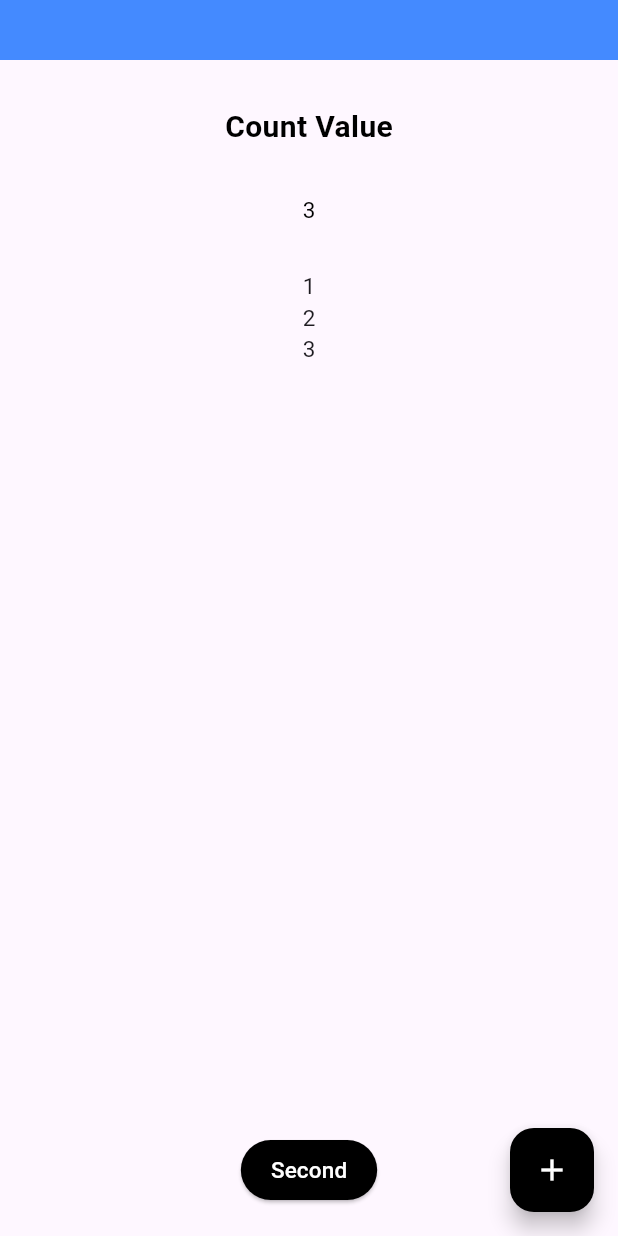
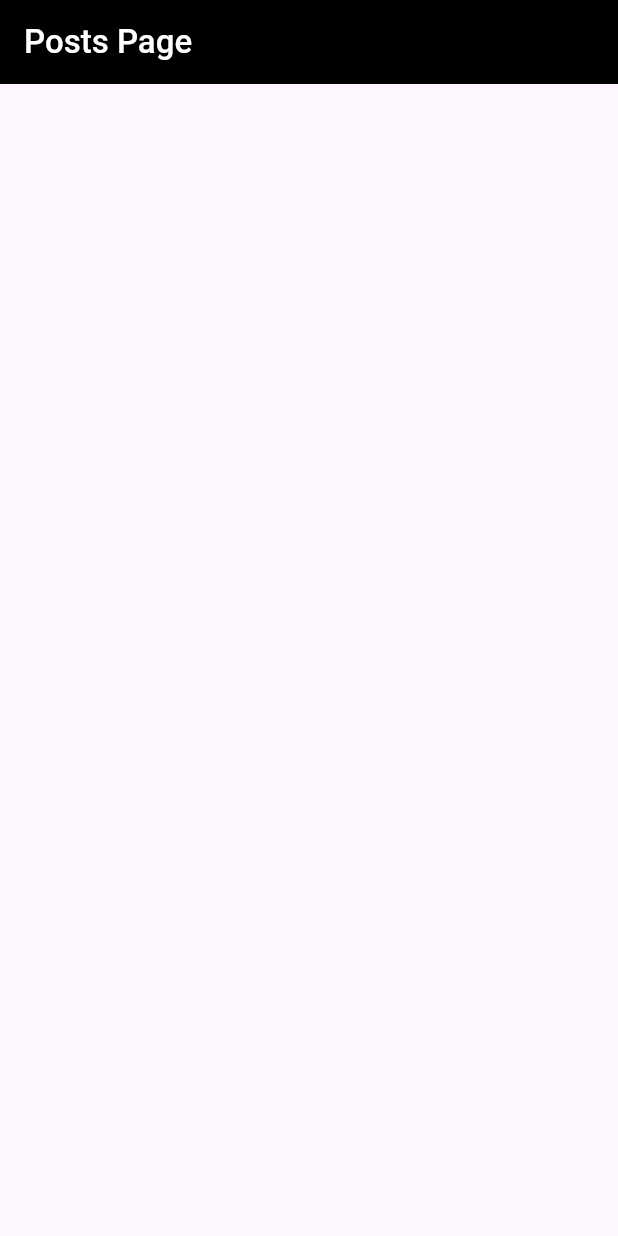
Before and after one commit to sai1505/dartPractice, a Flutter app: the screen it shows after launch, on a phone screen of 412 x 824 dp. Run offline on Flutter 3.47's test engine with Material 3 defaults, Android fonts, the phone set to English and light mode, and no system bars; our stand-ins replace bloc.

Commit message:
Setting Up the Bloc State Management.

```diff
--- a/lib/Widgets/home.dart
+++ /dev/null
@@ -1,103 +0,0 @@
-import 'package:flutter/material.dart';
-import 'package:provider/provider.dart';
-import 'package:sample/Widgets/list_provider.dart';
-import 'package:sample/Widgets/second.dart';
-
-class Home extends StatefulWidget {
-  const Home({super.key});
-
-  @override
-  State<Home> createState() => _HomeState();
-}
-
-class _HomeState extends State<Home> {
-  @override
-  Widget build(BuildContext context) {
-    return Consumer<NumbersListProvider>(
-      builder: (context, numberProviderModel, child) => Scaffold(
-        floatingActionButton: FloatingActionButton(
-          onPressed: () {
-            numberProviderModel.add();
-          },
-          backgroundColor: Colors.black,
-          child: Icon(
-            Icons.add,
-            color: Colors.white,
-          ),
-        ),
-        appBar: AppBar(
-          backgroundColor: Colors.blueAccent,
-          toolbarHeight: 40,
-        ),
-        body: Center(
-          child: Column(
-            mainAxisSize: MainAxisSize.min,
-            children: [
-              SizedBox(
-                height: 30,
-              ),
-              Text(
-                "Count Value",
-                style: TextStyle(
-                  fontSize: 20,
-                  color: Colors.black,
-                  fontWeight: FontWeight.w700,
-                ),
-              ),
-              SizedBox(
-                height: 30,
-              ),
-              Text(
-                numberProviderModel.numbers.last.toString(),
-                style: TextStyle(fontSize: 15, color: Colors.black),
-              ),
-              SizedBox(
-                height: 30,
-              ),
-              Expanded(
-                child: ListView.builder(
-                  itemCount: numberProviderModel.numbers.length,
-                  itemBuilder: (context, index) {
-                    return Center(
-                      child: Text(
-                        numberProviderModel.numbers[index].toString(),
-                        style: TextStyle(fontSize: 15),
-                      ),
-                    );
-                  },
-                ),
-              ),
-              SizedBox(
-                height: 10,
-              ),
-              Padding(
-                padding: EdgeInsetsGeometry.only(bottom: 20),
-                child: ElevatedButton(
-                  style: ButtonStyle(
-                    backgroundColor: WidgetStatePropertyAll(Colors.black),
-                    padding: WidgetStatePropertyAll(
-                      EdgeInsets.symmetric(horizontal: 20),
-                    ),
-                  ),
-                  onPressed: () => {
-                    Navigator.push(
-                      context,
-                      MaterialPageRoute(builder: (context) => Second()),
-                    ),
-                  },
-                  child: Text(
-                    "Second",
-                    style: TextStyle(
-                      color: Colors.white,
-                      fontSize: 15,
-                    ),
-                  ),
-                ),
-              ),
-            ],
-          ),
-        ),
-      ),
-    );
-  }
-}
--- a/lib/Widgets/list_provider.dart
+++ /dev/null
@@ -1,10 +0,0 @@
-import 'package:flutter/material.dart';
-
-class NumbersListProvider extends ChangeNotifier {
-  List<int> numbers = [1, 2, 3];
-  void add() {
-    int last = numbers.last;
-    numbers.add(last + 1);
-    notifyListeners();
-  }
-}
--- /dev/null
+++ b/lib/features/posts/bloc/posts_bloc.dart
@@ -0,0 +1,13 @@
+import 'package:bloc/bloc.dart';
+import 'package:meta/meta.dart';
+
+part 'posts_event.dart';
+part 'posts_state.dart';
+
+class PostsBloc extends Bloc<PostsEvent, PostsState> {
+  PostsBloc() : super(PostsInitial()) {
+    on<PostsEvent>((event, emit) {
+      // TODO: implement event handler
+    });
+  }
+}
--- /dev/null
+++ b/lib/features/posts/bloc/posts_event.dart
@@ -0,0 +1,4 @@
+part of 'posts_bloc.dart';
+
+@immutable
+sealed class PostsEvent {}
--- /dev/null
+++ b/lib/features/posts/bloc/posts_state.dart
@@ -0,0 +1,6 @@
+part of 'posts_bloc.dart';
+
+@immutable
+sealed class PostsState {}
+
+final class PostsInitial extends PostsState {}
--- /dev/null
+++ b/lib/features/posts/ui/posts_page.dart
@@ -0,0 +1,23 @@
+import 'package:flutter/material.dart';
+
+class PostsPage extends StatefulWidget {
+  const PostsPage({super.key});
+
+  @override
+  State<PostsPage> createState() => _PostsPageState();
+}
+
+class _PostsPageState extends State<PostsPage> {
+  @override
+  Widget build(BuildContext context) {
+    return Scaffold(
+      appBar: AppBar(
+        title: Text(
+          "Posts Page",
+          style: TextStyle(color: Colors.white, fontWeight: FontWeight.w500),
+        ),
+        backgroundColor: Colors.black,
+      ),
+    );
+  }
+}
--- a/lib/main.dart
+++ b/lib/main.dart
@@ -1,7 +1,5 @@
 import 'package:flutter/material.dart';
-import 'package:provider/provider.dart';
-import 'package:sample/Widgets/home.dart';
-import 'package:sample/Widgets/list_provider.dart';
+import 'package:sample/features/posts/ui/posts_page.dart';
 
 void main() {
   runApp(MyApp());
@@ -12,13 +10,6 @@ class MyApp extends StatelessWidget {
 
   @override
   Widget build(BuildContext context) {
-    return MultiProvider(
-      providers: [
-        ChangeNotifierProvider(create: (context) => NumbersListProvider()),
-      ],
-      child: MaterialApp(
-        home: Home(),
-      ),
-    );
+    return MaterialApp(debugShowCheckedModeBanner: false, home: PostsPage());
   }
 }
--- a/pubspec.yaml
+++ b/pubspec.yaml
@@ -31,6 +31,9 @@ dependencies:
   flutter:
     sdk: flutter
   provider: ^6.1.5+1
+  bloc: ^9.1.0
+  flutter_bloc: ^9.1.1
+  http: ^1.5.0
 
   flutter_svg: ^2.1.1
   vector_graphics: ^1.1.19
```
Also changed, not shown: lib/Widgets/second.dart (deleted, +0 -102 lines), lib/Widgets/welcome_screen.dart (deleted, +0 -26 lines), lib/features/home/home_page.dart (added, +25 -0 lines), lib/svgs/sample_svg.dart (deleted, +0 -30 lines), lib/fonts/Inter-VariableFont_opsz,wght.ttf (deleted), pubspec.lock.
